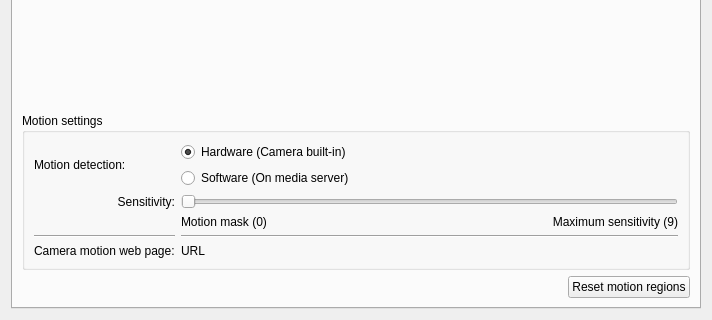
networkoptix/nx_open, file client/src/ui/widgets/properties/single_camera_settings_widget.ui: the form before one commit; both pictures show x 0 to 712 and y 271 to 591 of the 712 by 591 pixel window.
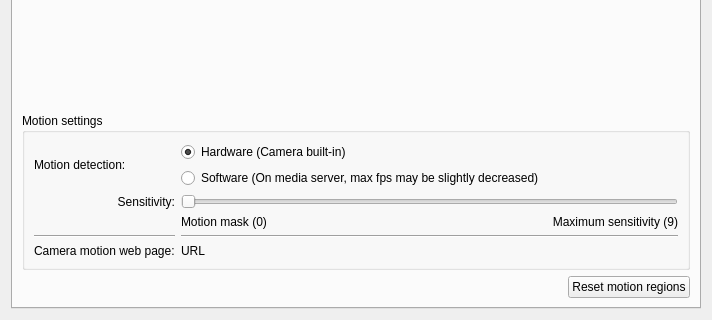
The form after the commit. The open tabs and pages were chosen to show the change. Custom widgets are drawn as their Qt base class.

Commit message:
motion UI: do not show warning twice
<==== Mercurial data ====>
Branch: master

```diff
--- a/client/src/ui/widgets/properties/single_camera_settings_widget.ui
+++ b/client/src/ui/widgets/properties/single_camera_settings_widget.ui
@@ -258,7 +258,7 @@
             <item>
              <widget class="QRadioButton" name="softwareMotionButton">
               <property name="text">
-               <string>Software (On media server)</string>
+               <string>Software (On media server, max fps may be slightly decreased)</string>
               </property>
               <property name="checked">
                <bool>false</bool>
```
The commit also changes 2 other files.
